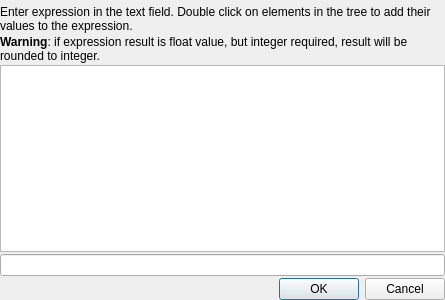
The window that python/plugins/processing/ui/DlgNumberInput.ui (qgis/QGIS) describes before a commit, drawn with Qt 5.
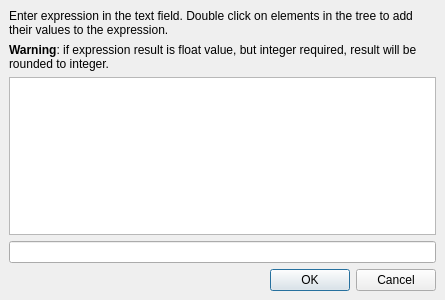
The same window after the commit.

Commit message: gui tweak: adding margin around processing dialogs

Diff of the .ui file:
```diff
--- a/python/plugins/processing/ui/DlgNumberInput.ui
+++ b/python/plugins/processing/ui/DlgNumberInput.ui
@@ -15,19 +15,10 @@
   </property>
   <layout class="QVBoxLayout" name="verticalLayout">
    <property name="spacing">
-    <number>2</number>
+    <number>6</number>
    </property>
-   <property name="leftMargin">
-    <number>0</number>
-   </property>
-   <property name="topMargin">
-    <number>5</number>
-   </property>
-   <property name="rightMargin">
-    <number>0</number>
-   </property>
-   <property name="bottomMargin">
-    <number>0</number>
+   <property name="margin">
+    <number>9</number>
    </property>
    <item>
     <widget class="QLabel" name="label">
```
The commit also changes 11 other files.
